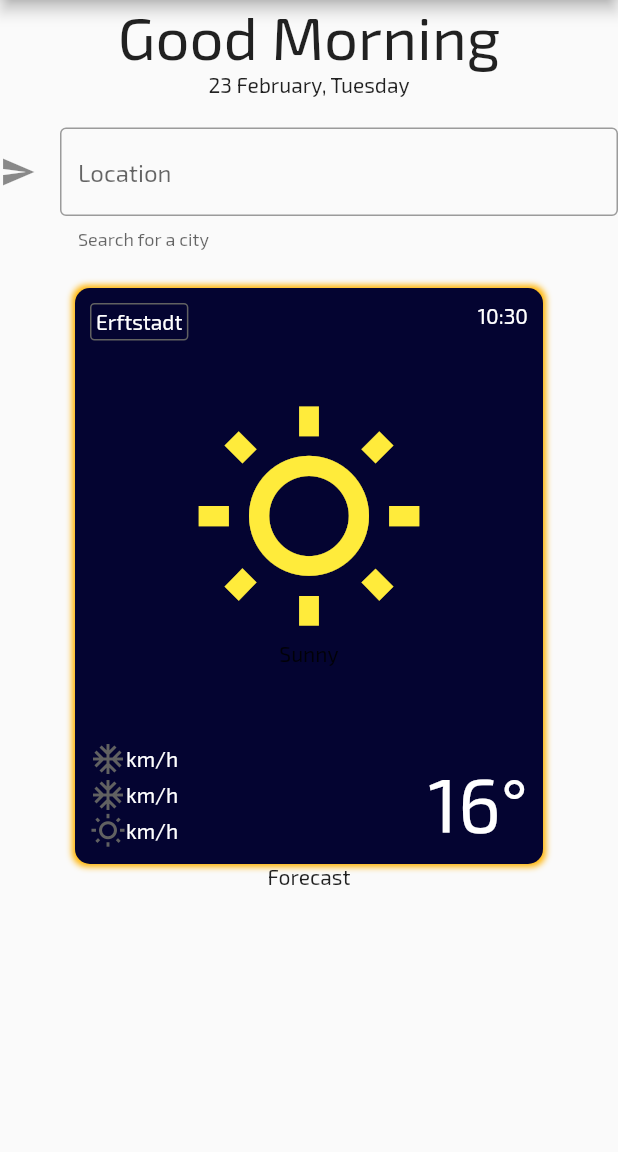
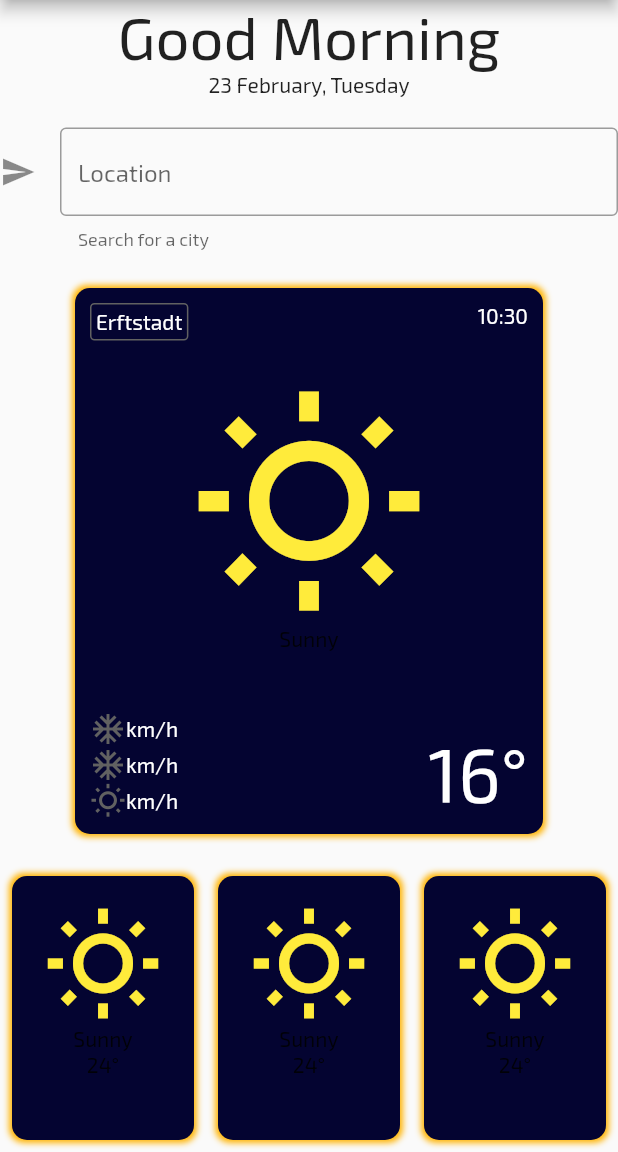
Before and after one commit to Dextavision/weathy, a Flutter app: the screen it shows after launch, on a phone screen of 412 x 824 dp, the part 84-1236 px from its top. Run offline on Flutter 3.47's test engine with Material 2 defaults, Android fonts, the phone set to English and light mode, and no system bars; our stand-ins replace google_fonts.

Commit message:
created forecast and forecast cards and display them in the footer

```diff
--- /dev/null
+++ b/lib/forecast/forecast.dart
@@ -0,0 +1,17 @@
+import 'package:flutter/material.dart';
+import 'package:weathy/forecast/forecast_card.dart';
+
+class Forecast extends StatelessWidget {
+  @override
+  Widget build(BuildContext context) {
+    return SafeArea(
+      child: Row(
+        children: <Expanded>[
+          Expanded(child: ForecastCard()),
+          Expanded(child: ForecastCard()),
+          Expanded(child: ForecastCard()),
+        ],
+      ),
+    );
+  }
+}
--- a/lib/forecast/forecast_card.dart
+++ b/lib/forecast/forecast_card.dart
@@ -0,0 +1,44 @@
+import 'package:flutter/material.dart';
+import 'package:weathy/shared/constants.dart';
+
+class ForecastCard extends StatelessWidget {
+  final IconData weatherIcon = Icons.ac_unit_outlined;
+  final String weatherTitle = "";
+  final int degree = 0;
+
+  @override
+  Widget build(BuildContext context) {
+    return Padding(
+      padding: const EdgeInsets.all(8.0),
+      child: Container(
+        padding: const EdgeInsets.all(20.0),
+        decoration: BoxDecoration(
+          borderRadius: BorderRadius.circular(10.0),
+          color: primaryColor,
+          boxShadow: [
+            BoxShadow(
+              color: accentColor,
+              blurRadius: 3,
+              spreadRadius: 2,
+            ),
+          ],
+        ),
+        child: Column(
+          children: [
+            Icon(
+              Icons.wb_sunny_outlined,
+              color: Colors.yellow,
+              size: 80.0,
+            ),
+            Text(
+              'Sunny',
+            ),
+            Text(
+              '24°',
+            ),
+          ],
+        ),
+      ),
+    );
+  }
+}
--- a/lib/view/home/home_screen.dart
+++ b/lib/view/home/home_screen.dart
@@ -1,4 +1,5 @@
 import 'package:flutter/material.dart';
+import 'package:weathy/forecast/forecast.dart';
 import 'package:weathy/view/home/home_header.dart';
 import 'package:weathy/view/weathy_card/weathy_card.dart';
 
@@ -16,9 +17,14 @@ class HomeScreen extends StatelessWidget {
           ),
           Expanded(
             flex: 2,
-            child: WeathyCard(),
+            child: Padding(
+              padding: const EdgeInsets.fromLTRB(0, 0, 0, 20.0),
+              child: WeathyCard(),
+            ),
           ),
-          Expanded(child: Text('Forecast')),
+          Expanded(
+            child: Forecast(),
+          ),
         ],
       ),
     );
--- a/pubspec.yaml
+++ b/pubspec.yaml
@@ -30,6 +30,7 @@ dependencies:
   cupertino_icons: ^1.0.2
   google_fonts: ^1.1.2
   intl: ^0.16.1
+  weather: ^1.2.4
 
 dev_dependencies:
   flutter_test:
```
